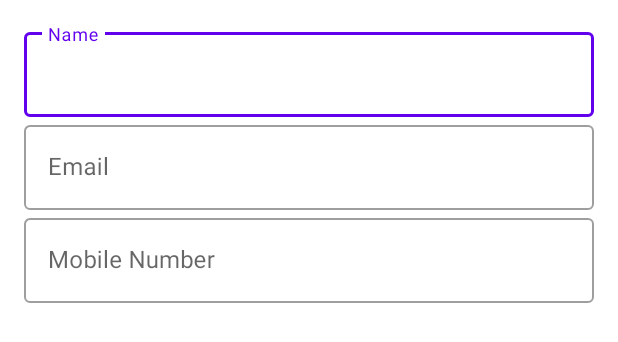
After one commit to adityabhamare10/CRUD-App, an Android app: the layout layout_dialogue_update.xml on its own in the app's theme, with its tools: preview values and no code run, on a phone screen of 412 x 824 dp. The commit adds this screen. Shown: the top 342 px of the screen. Run offline under Robolectric (Android 15) with nearby library versions, the phone set to English and light mode, and no system bars.

Commit message:
UI Update

```diff
--- a/app/src/main/java/com/aditya/novusarkday1/MainActivity.java
+++ b/app/src/main/java/com/aditya/novusarkday1/MainActivity.java
@@ -25,8 +25,6 @@ public class MainActivity extends AppCompatActivity {
         setContentView(binding.getRoot());
 
         BottomNavigationView navView = findViewById(R.id.nav_view);
-        // Passing each menu ID as a set of Ids because each
-        // menu should be considered as top level destinations.
         AppBarConfiguration appBarConfiguration = new AppBarConfiguration.Builder(
                 R.id.navigation_home, R.id.navigation_dashboard, R.id.navigation_notifications)
                 .build();
--- a/app/src/main/res/layout/fragment_home.xml
+++ b/app/src/main/res/layout/fragment_home.xml
@@ -14,6 +14,7 @@
         android:layout_marginBottom="64dp"
         app:layout_constraintBottom_toBottomOf="parent"
         app:layout_constraintEnd_toEndOf="parent"
+        android:contentDescription="add"
         android:src="@drawable/ic_add"/>
 
     <ListView
--- /dev/null
+++ b/app/src/main/res/layout/layout_dialogue_update.xml
@@ -0,0 +1,47 @@
+<?xml version="1.0" encoding="utf-8"?>
+<LinearLayout xmlns:android="http://schemas.android.com/apk/res/android"
+    android:layout_width="match_parent"
+    android:layout_height="wrap_content"
+    android:orientation="vertical"
+    android:padding="16dp">
+
+    <com.google.android.material.textfield.TextInputLayout
+        style="@style/Widget.MaterialComponents.TextInputLayout.OutlinedBox"
+        android:layout_width="match_parent"
+        android:layout_height="wrap_content"
+        android:hint="Name">
+
+        <com.google.android.material.textfield.TextInputEditText
+            android:id="@+id/edtName"
+            android:layout_width="match_parent"
+            android:layout_height="wrap_content" />
+
+    </com.google.android.material.textfield.TextInputLayout>
+
+    <com.google.android.material.textfield.TextInputLayout
+        style="@style/Widget.MaterialComponents.TextInputLayout.OutlinedBox"
+        android:layout_width="match_parent"
+        android:layout_height="wrap_content"
+        android:hint="Email">
+
+        <com.google.android.material.textfield.TextInputEditText
+            android:id="@+id/edtEmail"
+            android:layout_width="match_parent"
+            android:layout_height="wrap_content" />
+
+    </com.google.android.material.textfield.TextInputLayout>
+
+    <com.google.android.material.textfield.TextInputLayout
+        style="@style/Widget.MaterialComponents.TextInputLayout.OutlinedBox"
+        android:layout_width="match_parent"
+        android:layout_height="wrap_content"
+        android:hint="Mobile Number">
+
+        <com.google.android.material.textfield.TextInputEditText
+            android:id="@+id/edtNumber"
+            android:layout_width="match_parent"
+            android:layout_height="wrap_content" />
+
+    </com.google.android.material.textfield.TextInputLayout>
+
+</LinearLayout>
```
Also changed, not shown: app/src/main/java/com/aditya/novusarkday1/ui/home/HomeFragment.java (+40 -3 lines), app/src/main/java/com/aditya/novusarkday1/viewModel/AddingDataViewModel.java (+16 -1 lines), app/src/main/res/layout/layout_items.xml (added, +23 -0 lines).
